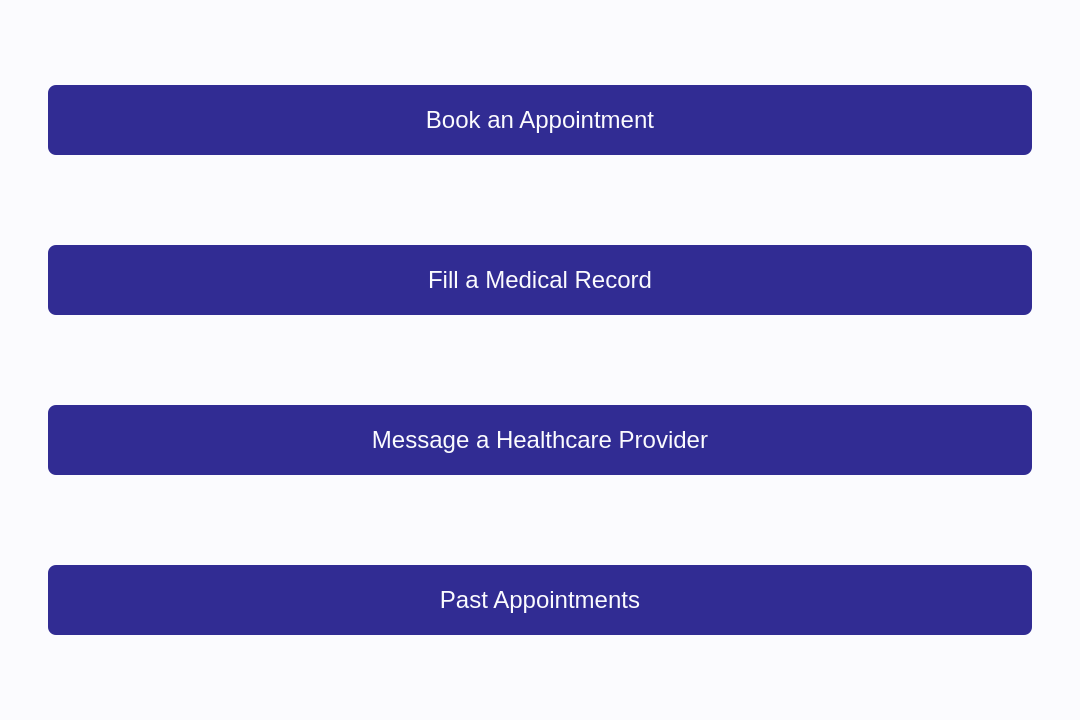
The window that patientwindow.ui (Moaz-Allam-Flutter/Hospital_System) describes before a commit, drawn with Qt 5.
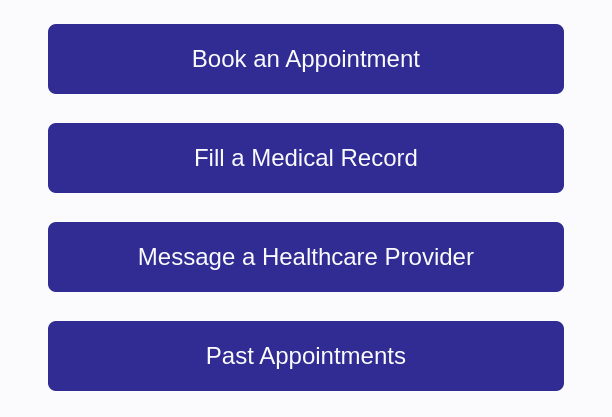
The same window after the commit.

The edit to the form file:
```diff
--- a/patientwindow.ui
+++ b/patientwindow.ui
@@ -6,8 +6,8 @@
    <rect>
     <x>0</x>
     <y>0</y>
-    <width>1080</width>
-    <height>720</height>
+    <width>612</width>
+    <height>417</height>
    </rect>
   </property>
   <property name="windowTitle">
```
